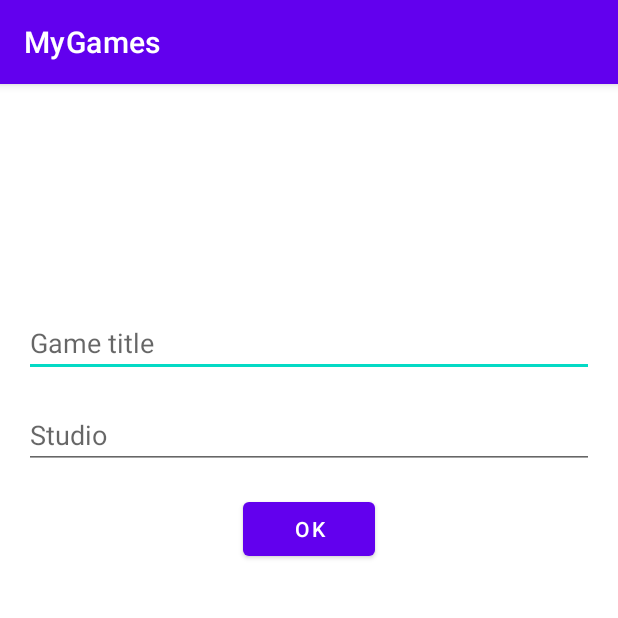
After one commit to machadowma/MyGames, an Android app: the CadastroActivity screen opened directly, with no data from a screen before it, on a phone screen of 412 x 824 dp, the top half of it. The commit adds this screen. Run offline under Robolectric (Android 15) with nearby library versions, the phone set to English and light mode, and no system bars.

Commit message:
Tela de cadastro

```diff
--- /dev/null
+++ b/app/src/main/java/com/example/mygames/CadastroActivity.java
@@ -0,0 +1,50 @@
+package com.example.mygames;
+
+import androidx.appcompat.app.AppCompatActivity;
+
+import android.database.sqlite.SQLiteDatabase;
+import android.database.sqlite.SQLiteStatement;
+import android.os.Bundle;
+import android.text.TextUtils;
+import android.view.View;
+import android.widget.Button;
+import android.widget.EditText;
+
+public class CadastroActivity extends AppCompatActivity {
+    EditText txtTitle, txtStudio;
+    Button btnCadastrar;
+    SQLiteDatabase bancoDados;
+
+    @Override
+    protected void onCreate(Bundle savedInstanceState) {
+        super.onCreate(savedInstanceState);
+        setContentView(R.layout.activity_cadastro);
+
+        txtTitle = (EditText) findViewById(R.id.txtTitle);
+        txtStudio = (EditText) findViewById(R.id.txtStudio);
+        btnCadastrar = (Button) findViewById(R.id.btnCadastrar);
+
+        btnCadastrar.setOnClickListener(new View.OnClickListener() {
+            @Override
+            public void onClick(View view) {
+                cadastrar();
+            }
+        });
+    }
+
+    public void cadastrar(){
+        if(!TextUtils.isEmpty(txtTitle.getText().toString())){
+            try{
+                bancoDados = openOrCreateDatabase("mygames", MODE_PRIVATE, null);
+                String sql = "INSERT INTO game (title) VALUES (?)";
+                SQLiteStatement stmt = bancoDados.compileStatement(sql);
+                stmt.bindString(1,txtTitle.getText().toString());
+                stmt.executeInsert();
+                bancoDados.close();
+                finish();
+            }catch (Exception e){
+                e.printStackTrace();
+            }
+        }
+    }
+}
--- /dev/null
+++ b/app/src/main/res/layout/activity_cadastro.xml
@@ -0,0 +1,48 @@
+<?xml version="1.0" encoding="utf-8"?>
+<androidx.constraintlayout.widget.ConstraintLayout xmlns:android="http://schemas.android.com/apk/res/android"
+    xmlns:app="http://schemas.android.com/apk/res-auto"
+    xmlns:tools="http://schemas.android.com/tools"
+    android:layout_width="match_parent"
+    android:layout_height="match_parent"
+    tools:context=".CadastroActivity">
+
+    <EditText
+        android:id="@+id/txtTitle"
+        android:layout_width="0dp"
+        android:layout_height="wrap_content"
+        android:layout_marginStart="16dp"
+        android:layout_marginTop="150dp"
+        android:layout_marginEnd="16dp"
+        android:ems="10"
+        android:hint="Game title"
+        android:inputType="textPersonName"
+        app:layout_constraintEnd_toEndOf="parent"
+        app:layout_constraintStart_toStartOf="parent"
+        app:layout_constraintTop_toTopOf="parent" />
+
+    <EditText
+        android:id="@+id/txtStudio"
+        android:layout_width="0dp"
+        android:layout_height="wrap_content"
+        android:layout_marginStart="16dp"
+        android:layout_marginTop="16dp"
+        android:layout_marginEnd="16dp"
+        android:ems="10"
+        android:hint="Studio"
+        android:inputType="textPersonName"
+        app:layout_constraintEnd_toEndOf="parent"
+        app:layout_constraintStart_toStartOf="parent"
+        app:layout_constraintTop_toBottomOf="@+id/txtTitle" />
+
+    <Button
+        android:id="@+id/btnCadastrar"
+        android:layout_width="wrap_content"
+        android:layout_height="wrap_content"
+        android:layout_marginStart="16dp"
+        android:layout_marginTop="16dp"
+        android:layout_marginEnd="16dp"
+        android:text="OK"
+        app:layout_constraintEnd_toEndOf="parent"
+        app:layout_constraintStart_toStartOf="parent"
+        app:layout_constraintTop_toBottomOf="@+id/txtStudio" />
+</androidx.constraintlayout.widget.ConstraintLayout>
```
Also changed, not shown: app/src/main/AndroidManifest.xml (+6 -3 lines), app/src/main/java/com/example/mygames/MainActivity.java (+18 -0 lines), app/src/main/res/layout/activity_main.xml (+18 -6 lines).
